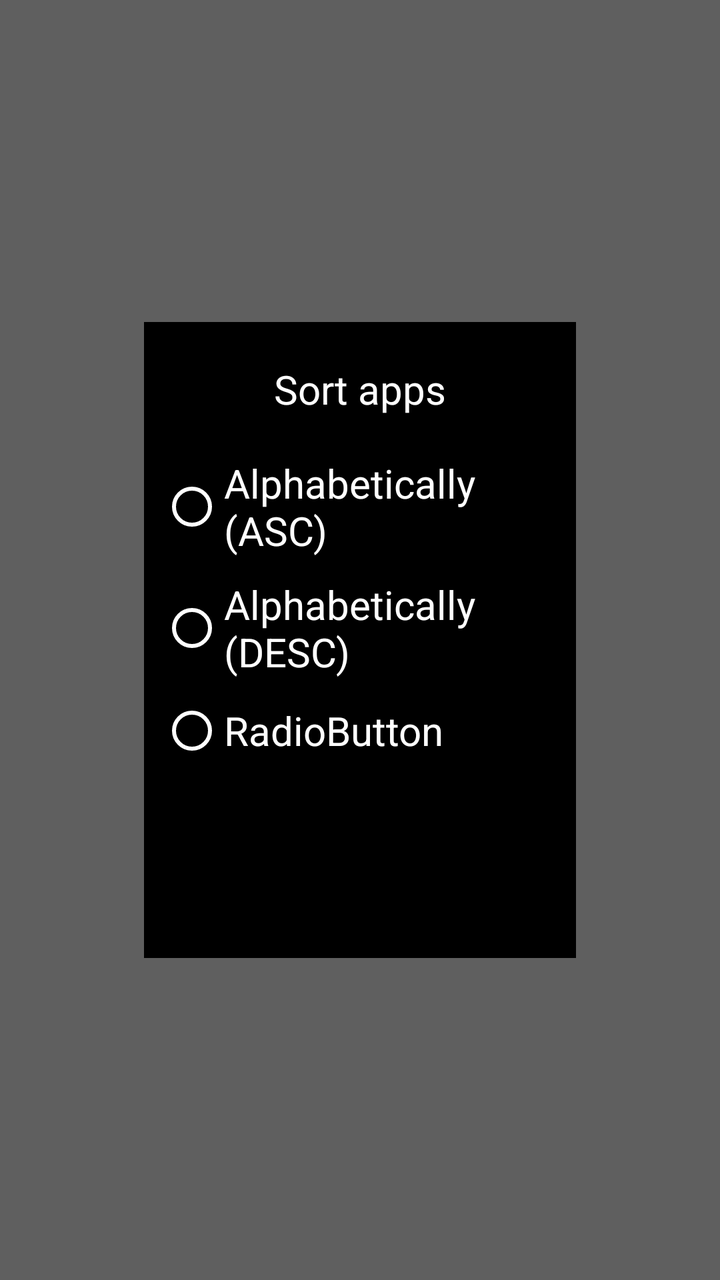
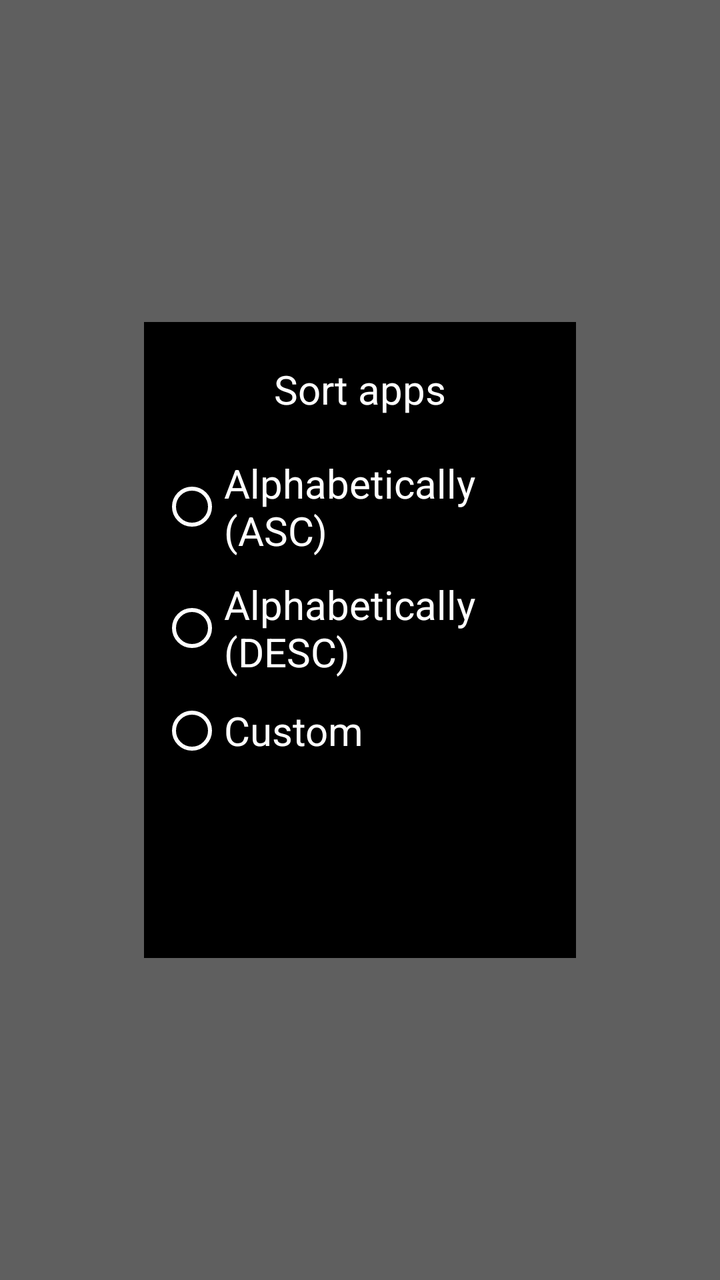

An Android layout rendered at two revisions. The XML below is the earlier revision; the diff shows what the commit changed to produce the second picture.
<!-- AndroidManifest.xml: application theme Theme.AppCompat.AppTheme -->
<!-- res/layout/fragment_sort_apps.xml -->
<?xml version="1.0" encoding="utf-8"?>
<FrameLayout xmlns:android="http://schemas.android.com/apk/res/android"
    xmlns:app="http://schemas.android.com/apk/res-auto"
    xmlns:tools="http://schemas.android.com/tools"
    android:layout_width="match_parent"
    android:layout_height="match_parent"
    tools:context=".fragments.SortAppsFragment"
    android:clickable="true">

    <androidx.constraintlayout.widget.ConstraintLayout
        android:layout_width="match_parent"
        android:layout_height="match_parent">

        <View
            android:id="@+id/background_blur2"
            android:layout_width="0dp"
            android:layout_height="0dp"
            android:background="#8A8A8A"
            android:backgroundTint="#C8333333"
            app:layout_constraintBottom_toBottomOf="parent"
            app:layout_constraintEnd_toEndOf="parent"
            app:layout_constraintStart_toStartOf="parent"
            app:layout_constraintTop_toTopOf="parent" />

        <View
            android:id="@+id/view2"
            android:layout_width="0dp"
            android:layout_height="318dp"
            android:layout_marginStart="72dp"
            android:layout_marginEnd="72dp"
            android:background="#000000"
            app:layout_constraintBottom_toBottomOf="parent"
            app:layout_constraintEnd_toEndOf="parent"
            app:layout_constraintStart_toStartOf="parent"
            app:layout_constraintTop_toTopOf="parent" />

        <RadioGroup
            android:layout_width="0dp"
            android:layout_height="0dp"
            android:layout_marginStart="80dp"
            android:layout_marginTop="10dp"
            android:layout_marginEnd="80dp"
            android:layout_marginBottom="207dp"
            android:backgroundTint="#000000"
            android:foregroundTint="@color/teal_200"
            app:layout_constraintBottom_toBottomOf="parent"
            app:layout_constraintEnd_toEndOf="parent"
            app:layout_constraintStart_toStartOf="parent"
            app:layout_constraintTop_toBottomOf="@+id/textView">

            <RadioButton
                android:id="@+id/radioButton"
                android:layout_width="match_parent"
                android:layout_height="wrap_content"
                android:layout_marginTop="10dp"
                android:buttonTint="#FFFFFF"
                android:outlineAmbientShadowColor="#FFFFFF"
                android:outlineSpotShadowColor="#FFFFFF"
                android:shadowColor="#FFFFFF"
                android:text="Alphabetically (ASC)"
                android:textColor="@color/design_default_color_on_primary"
                android:textSize="20sp" />

            <RadioButton
                android:id="@+id/radioButton2"
                android:layout_width="match_parent"
                android:layout_height="wrap_content"
                android:layout_marginTop="10dp"
                android:buttonTint="#FFFFFF"
                android:text="Alphabetically (DESC)"
                android:textColor="@color/design_default_color_background"
                android:textSize="20sp" />

            <RadioButton
                android:id="@+id/radioButton3"
                android:layout_width="match_parent"
                android:layout_height="wrap_content"
                android:layout_marginTop="10dp"
                android:buttonTint="#FFFFFF"
                android:text="RadioButton"
                android:textColor="@color/design_default_color_background"
                android:textSize="20sp" />

        </RadioGroup>

        <TextView
            android:id="@+id/textView"
            android:layout_width="wrap_content"
            android:layout_height="wrap_content"
            android:layout_marginTop="20dp"
            android:layout_marginBottom="13dp"
            android:text="Sort apps"
            android:textColor="@color/white"
            android:textSize="20sp"
            app:layout_constraintBottom_toTopOf="@+id/radioGroup"
            app:layout_constraintEnd_toEndOf="parent"
            app:layout_constraintStart_toStartOf="parent"
            app:layout_constraintTop_toTopOf="@id/view2" />

    </androidx.constraintlayout.widget.ConstraintLayout>

</FrameLayout>
<!-- resources referenced by this layout -->
<resources>
  <color name="teal_200">#FF03DAC5</color>
  <color name="white">#FFFFFFFF</color>
  <style name="Theme.AppCompat.AppTheme" parent="Theme.AppCompat.DayNight.NoActionBar">
          <item name="android:windowShowWallpaper">true</item>
          <item name="android:windowBackground">@android:color/transparent</item>
      </style>
</resources>

<!-- the commit's change to res/layout/fragment_sort_apps.xml (unified diff, before → after) -->
@@ -49,7 +49,7 @@
             app:layout_constraintTop_toBottomOf="@+id/textView">
 
             <RadioButton
-                android:id="@+id/radioButton"
+                android:id="@+id/radio_alphabetical_asc"
                 android:layout_width="match_parent"
                 android:layout_height="wrap_content"
                 android:layout_marginTop="10dp"
@@ -62,7 +62,7 @@
                 android:textSize="20sp" />
 
             <RadioButton
-                android:id="@+id/radioButton2"
+                android:id="@+id/radio_alphabetical_desc"
                 android:layout_width="match_parent"
                 android:layout_height="wrap_content"
                 android:layout_marginTop="10dp"
@@ -72,12 +72,12 @@
                 android:textSize="20sp" />
 
             <RadioButton
-                android:id="@+id/radioButton3"
+                android:id="@+id/radio_custom"
                 android:layout_width="match_parent"
                 android:layout_height="wrap_content"
                 android:layout_marginTop="10dp"
                 android:buttonTint="#FFFFFF"
-                android:text="RadioButton"
+                android:text="Custom"
                 android:textColor="@color/design_default_color_background"
                 android:textSize="20sp" />
 
